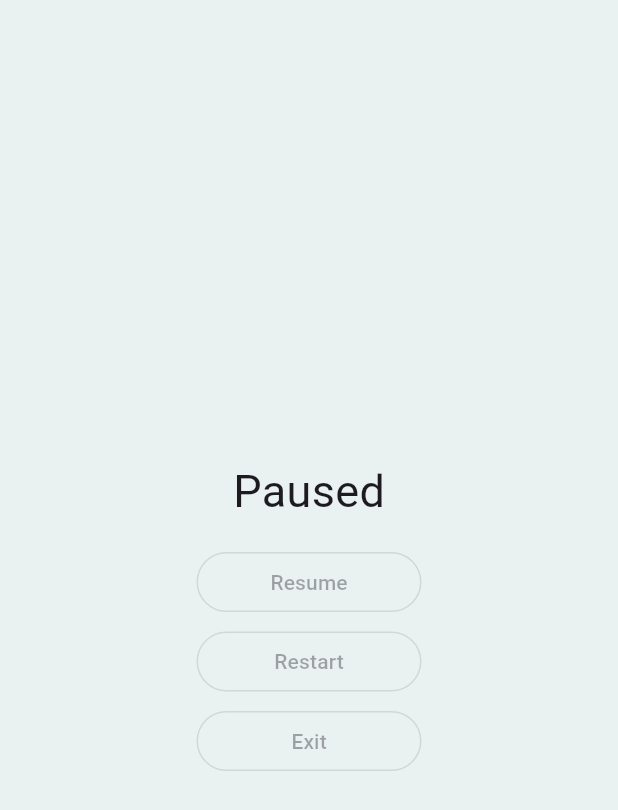
After one commit to Galihasmarandaru/ski-game, a Flutter app: the PauseMenu screen opened directly, on a phone screen of 412 x 824 dp. The commit adds this screen. Shown: the top 810 px of the screen. Run offline on Flutter 3.47's test engine with Material 3 defaults, Android fonts, the light colour scheme and no system bars; missing offline and left inert: flame, flame_tiled; statements that could not run were skipped.

Commit message:
feat: add pause menu

```diff
--- a/lib/game/routes/gameplay.dart
+++ b/lib/game/routes/gameplay.dart
@@ -2,17 +2,31 @@ import 'dart:async';
 
 import 'package:flame/components.dart';
 import 'package:flame_tiled/flame_tiled.dart';
+import 'package:flutter/services.dart';
 
-class Gameplay extends Component {
-  Gameplay(this.currentLevel);
+class Gameplay extends Component with KeyboardHandler {
+  Gameplay(
+    this.currentLevel, {
+    super.key,
+    this.onPausePressed,
+  });
 
   static const id = 'Gameplay';
 
   final int currentLevel;
+  final VoidCallback? onPausePressed;
 
   @override
   Future<void> onLoad() async {
-    final map = await TiledComponent.load('sampleMap.tmx', Vector2.all(16));
+    final map = await TiledComponent.load('sampleMap.tmx', Vector2.all(64));
     await add(map);
   }
+
+  @override
+  bool onKeyEvent(RawKeyEvent event, Set<LogicalKeyboardKey> keysPressed) {
+    if (keysPressed.contains(LogicalKeyboardKey.keyP)) {
+      onPausePressed?.call();
+    }
+    return super.onKeyEvent(event, keysPressed);
+  }
 }
--- /dev/null
+++ b/lib/game/routes/pause_menu.dart
@@ -0,0 +1,58 @@
+import 'package:flutter/material.dart';
+
+class PauseMenu extends StatelessWidget {
+  const PauseMenu({
+    super.key,
+    this.onResumePressed,
+    this.onRestartPressed,
+    this.onExitPressed,
+  });
+
+  static const id = 'PauseMenu';
+
+  final VoidCallback? onResumePressed;
+  final VoidCallback? onRestartPressed;
+  final VoidCallback? onExitPressed;
+
+  @override
+  Widget build(BuildContext context) {
+    return Scaffold(
+      backgroundColor: const Color.fromARGB(210, 229, 238, 238),
+      body: Center(
+        child: Column(
+          mainAxisAlignment: MainAxisAlignment.center,
+          children: [
+            const Text(
+              'Paused',
+              style: TextStyle(fontSize: 30),
+            ),
+            const SizedBox(height: 15),
+            SizedBox(
+              width: 150,
+              child: OutlinedButton(
+                onPressed: onResumePressed,
+                child: const Text('Resume'),
+              ),
+            ),
+            const SizedBox(height: 5),
+            SizedBox(
+              width: 150,
+              child: OutlinedButton(
+                onPressed: onRestartPressed,
+                child: const Text('Restart'),
+              ),
+            ),
+            const SizedBox(height: 5),
+            SizedBox(
+              width: 150,
+              child: OutlinedButton(
+                onPressed: onExitPressed,
+                child: const Text('Exit'),
+              ),
+            ),
+          ],
+        ),
+      ),
+    );
+  }
+}
--- a/pubspec.yaml
+++ b/pubspec.yaml
@@ -8,8 +8,8 @@ environment:
 dependencies:
   flutter:
     sdk: flutter
-  flame: 1.9.1
-  flame_tiled: 1.14.1
+  flame: 1.10.0
+  flame_tiled: 1.15.0
 
   cupertino_icons: ^1.0.2
 
```
Also changed, not shown: lib/game/game.dart (+40 -2 lines), pubspec.lock.
